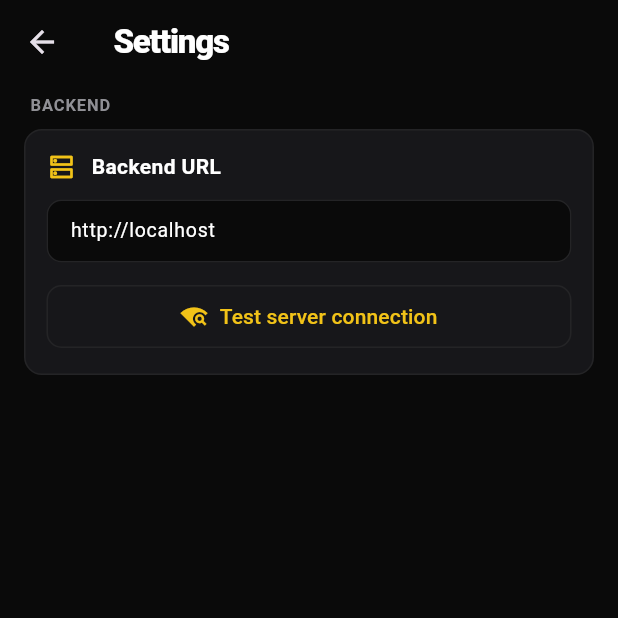
After one commit to Beeing-Amazing/ucm-gidia-pd2-2526, a Flutter app: the Settings screen opened directly, on a phone screen of 412 x 824 dp, the top half of it. The commit adds this screen. Run offline on Flutter 3.47's test engine with Material 3 defaults, Android fonts, the light colour scheme and no system bars; our stand-ins replace flutter_map, flutter_markdown, flutter_tts, latlong2, speech_to_text, video_player; missing offline and left inert: flutter_map_marker_cluster, geojson_vi; network calls fail.

Commit message:
feat(app): settings screen

```diff
--- a/app/lib/main.dart
+++ b/app/lib/main.dart
@@ -5,6 +5,7 @@ import 'screens/cameras.dart';
 import 'screens/insights.dart';
 import 'screens/tips.dart';
 import 'screens/rolly.dart';
+import 'screens/settings.dart';
 import 'services/backend_cameras.dart';
 
 void main() {
@@ -52,6 +53,7 @@ class _MainNavigationState extends State<MainNavigation> {
             initialCamera: _selectedCamera,
           ),
           const Rolly(),
+          const Settings(),
         ],
       ),
       bottomNavigationBar: _PillNavBar(
@@ -77,6 +79,7 @@ const _icons = <(IconData, IconData)>[
   (Icons.map_outlined,              Icons.map_rounded),
   (Icons.videocam_outlined,         Icons.videocam_rounded),
   (Icons.pets_rounded,              Icons.pets_rounded),
+  (Icons.settings_outlined,         Icons.settings_rounded),
 ];
 
 class _PillNavBar extends StatelessWidget {
@@ -89,7 +92,7 @@ class _PillNavBar extends StatelessWidget {
   Widget build(BuildContext context) {
     final bottomPadding = MediaQuery.of(context).padding.bottom;
     const height  = 52.0;
-    const margin  = 32.0;  // horizontal margin each side
+    const margin  = 16.0;  // horizontal margin each side
     const vMargin = 0.0;  // above safe area
 
     return Padding(
--- /dev/null
+++ b/app/lib/screens/settings.dart
@@ -0,0 +1,272 @@
+import 'dart:convert';
+
+import 'package:flutter/material.dart';
+import 'package:http/http.dart' as http;
+
+import '../app_theme.dart';
+import '../services/backend_config.dart';
+import '../constants.dart';
+
+
+class Settings extends StatefulWidget {
+  const Settings({super.key});
+
+  @override
+  State<Settings> createState() => _SettingsState();
+}
+
+class _SettingsState extends State<Settings> {
+  final TextEditingController _backendUrlController =
+      TextEditingController(text: BackendConfig.baseUrl);
+
+  bool _isTestingServer = false;
+  bool? _serverOnline;
+
+  @override
+  void dispose() {
+    _backendUrlController.dispose();
+    super.dispose();
+  }
+
+  Future<void> _testServer() async {
+    setState(() {
+      _isTestingServer = true;
+      _serverOnline = null;
+    });
+
+    try {
+      final url = _backendUrlController.text.trim();
+
+      BackendConfig.setBaseUrl(url);
+
+      final response = await http
+          .get(Uri.parse('${BackendConfig.baseUrl}/health'))
+          .timeout(const Duration(seconds: 5));
+
+      final data = jsonDecode(response.body);
+
+      final online =
+          response.statusCode == 200 &&
+          data is Map &&
+          data['ok'] == true;
+
+      if (!mounted) return;
+
+      setState(() {
+        _serverOnline = online;
+        _isTestingServer = false;
+      });
+    } catch (_) {
+      if (!mounted) return;
+
+      setState(() {
+        _serverOnline = false;
+        _isTestingServer = false;
+      });
+    }
+  }
+
+  @override
+  Widget build(BuildContext context) {
+    return Scaffold(
+      backgroundColor: bg,
+      appBar: AppBar(
+        backgroundColor: bg,
+        elevation: 0,
+        titleSpacing: 20,
+        scrolledUnderElevation: 0,
+        title: const Text(
+          'Settings',
+          style: TextStyle(
+            color: Colors.white,
+            fontWeight: FontWeight.w800,
+            fontSize: 22,
+            letterSpacing: -0.8,
+          ),
+        ),
+      ),
+      body: ListView(
+        padding: const EdgeInsets.fromLTRB(16, 0, 16, 100),
+        children: [
+          _buildSectionTitle('BACKEND'),
+
+          _buildSettingCard(
+            child: Column(
+              crossAxisAlignment: CrossAxisAlignment.start,
+              children: [
+                const Row(
+                  children: [
+                    Icon(
+                      Icons.dns_outlined,
+                      color: yellow,
+                      size: 20,
+                    ),
+                    SizedBox(width: 10),
+                    Text(
+                      'Backend URL',
+                      style: TextStyle(
+                        color: Colors.white,
+                        fontWeight: FontWeight.w600,
+                        fontSize: 14,
+                      ),
+                    ),
+                  ],
+                ),
+
+                const SizedBox(height: 12),
+
+                TextField(
+                  controller: _backendUrlController,
+                  keyboardType: TextInputType.url,
+                  style: const TextStyle(
+                    color: Colors.white,
+                    fontSize: 13,
+                  ),
+                  decoration: InputDecoration(
+                    hintText: BACKEND_URL,
+                    hintStyle: const TextStyle(
+                      color: muted,
+                      fontSize: 13,
+                    ),
+                    isDense: true,
+                    contentPadding: const EdgeInsets.symmetric(
+                      horizontal: 12,
+                      vertical: 11,
+                    ),
+                    filled: true,
+                    fillColor: bg,
+                    border: OutlineInputBorder(
+                      borderRadius: BorderRadius.circular(10),
+                      borderSide: const BorderSide(color: divider),
+                    ),
+                    enabledBorder: OutlineInputBorder(
+                      borderRadius: BorderRadius.circular(10),
+                      borderSide: const BorderSide(color: divider),
+                    ),
+                    focusedBorder: OutlineInputBorder(
+                      borderRadius: BorderRadius.circular(10),
+                      borderSide: const BorderSide(color: yellow),
+                    ),
+                  ),
+                ),
+
+                const SizedBox(height: 12),
+
+                SizedBox(
+                  width: double.infinity,
+                  child: OutlinedButton.icon(
+                    onPressed: _isTestingServer ? null : _testServer,
+                    icon: _isTestingServer
+                        ? const SizedBox(
+                            width: 16,
+                            height: 16,
+                            child: CircularProgressIndicator(
+                              strokeWidth: 2,
+                              color: yellow,
+                            ),
+                          )
+                        : const Icon(
+                            Icons.wifi_find,
+                            size: 18,
+                          ),
+                    label: Text(
+                      _isTestingServer
+                          ? 'Querying server...'
+                          : 'Test server connection',
+                    ),
+                    style: OutlinedButton.styleFrom(
+                      foregroundColor: yellow,
+                      disabledForegroundColor: muted,
+                      side: const BorderSide(color: divider),
+                      padding: const EdgeInsets.symmetric(vertical: 11),
+                      shape: RoundedRectangleBorder(
+                        borderRadius: BorderRadius.circular(10),
+                      ),
+                    ),
+                  ),
+                ),
+
+                if (_serverOnline != null) ...[
+                  const SizedBox(height: 12),
+                  _buildServerStatus(),
+                ],
+              ],
+            ),
+          ),
+        ],
+      ),
+    );
+  }
+
+  Widget _buildSectionTitle(String title) {
+    return Padding(
+      padding: const EdgeInsets.only(
+        left: 4,
+        top: 6,
+        bottom: 8,
+      ),
+      child: Text(
+        title,
+        style: const TextStyle(
+          fontSize: 11,
+          fontWeight: FontWeight.w700,
+          color: muted,
+          letterSpacing: 0.6,
+        ),
+      ),
+    );
+  }
+
+  Widget _buildSettingCard({required Widget child}) {
+    return Container(
+      padding: const EdgeInsets.all(14),
+      margin: const EdgeInsets.only(bottom: 12),
+      decoration: BoxDecoration(
+        color: card,
+        borderRadius: BorderRadius.circular(12),
+        border: Border.all(color: divider),
+      ),
+      child: child,
+    );
+  }
+
+  Widget _buildServerStatus() {
+    final online = _serverOnline!;
+
+    return Container(
+      padding: const EdgeInsets.symmetric(
+        horizontal: 10,
+        vertical: 8,
+      ),
+      decoration: BoxDecoration(
+        color: online
+            ? Colors.green.withValues(alpha: 0.10)
+            : Colors.red.withValues(alpha: 0.10),
+        borderRadius: BorderRadius.circular(8),
+        border: Border.all(
+          color: online
+              ? Colors.green.withValues(alpha: 0.25)
+              : Colors.red.withValues(alpha: 0.25),
+        ),
+      ),
+      child: Row(
+        children: [
+          Icon(
+            online ? Icons.check_circle : Icons.error_outline,
+            size: 18,
+            color: online ? Colors.greenAccent : Colors.redAccent,
+          ),
+          const SizedBox(width: 8),
+          Text(
+            online ? 'Server online' : 'Server offline',
+            style: TextStyle(
+              color: online ? Colors.greenAccent : Colors.redAccent,
+              fontSize: 12,
+              fontWeight: FontWeight.w600,
+            ),
+          ),
+        ],
+      ),
+    );
+  }
+}
--- /dev/null
+++ b/app/lib/services/backend_config.dart
@@ -0,0 +1,9 @@
+import '../constants.dart';
+
+class BackendConfig {
+  static String baseUrl = BACKEND_URL;
+
+  static void setBaseUrl(String url) {
+    baseUrl = url.trim().replaceAll(RegExp(r'/$'), '');
+  }
+}
--- a/app/lib/services/rolly_service.dart
+++ b/app/lib/services/rolly_service.dart
@@ -1,8 +1,8 @@
 import 'dart:convert';
 
 import 'package:http/http.dart' as http;
+import '../services/backend_config.dart';
 
-import '../constants.dart';
 
 class ChatMessage {
   final String role; // 'user' | 'assistant'
@@ -26,7 +26,7 @@ class RollyService {
   // has context, then appends both turns to [history].
   Future<String> chat(String message) async {
     final res = await http.post(
-      Uri.parse('$BACKEND_URL/api/rolly/chat'),
+      Uri.parse('${BackendConfig.baseUrl}/api/rolly/chat'),
       headers: {'Content-Type': 'application/json'},
       body: jsonEncode({
         'message': message,
--- a/app/lib/services/tip_predictions_service.dart
+++ b/app/lib/services/tip_predictions_service.dart
@@ -2,10 +2,8 @@ import 'dart:convert';
 import 'dart:io';
 import 'package:http/http.dart' as http;
 import 'package:path_provider/path_provider.dart';
-import '../constants.dart';
+import '../services/backend_config.dart';
 
-// FastAPI server
-final String _baseUrl = BACKEND_URL;
 
 class ZoneTipData {
   final int zoneId;
@@ -50,7 +48,7 @@ class TipPredictionsService {
   }
 
   Future<String> _fetchFromBackend() async {
-    final uri = Uri.parse('$_baseUrl/api/predictions/tips');
+    final uri = Uri.parse('${BackendConfig.baseUrl}/api/predictions/tips');
 
     final response = await http.get(uri);
 
```
Also changed, not shown: app/lib/services/backend_cameras.dart (+3 -4 lines), app/lib/services/demand_counts.dart (+3 -4 lines), app/lib/services/geojson_polygons.dart (+3 -4 lines), app/lib/services/insights_service.dart (+4 -3 lines), app/pubspec.lock.
